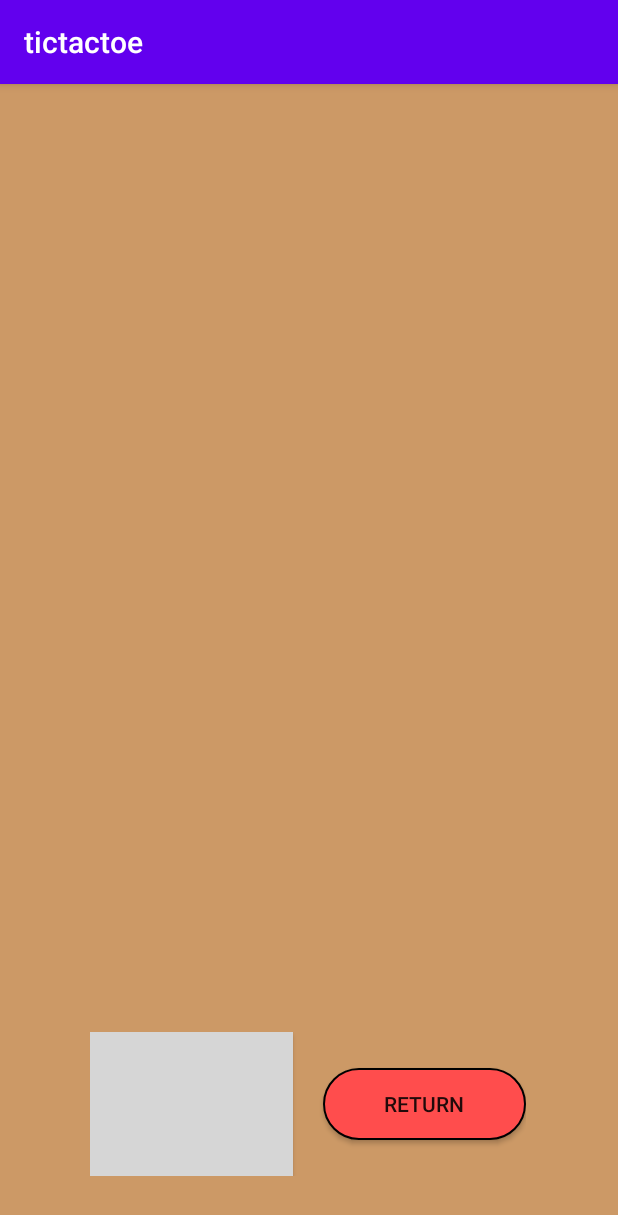
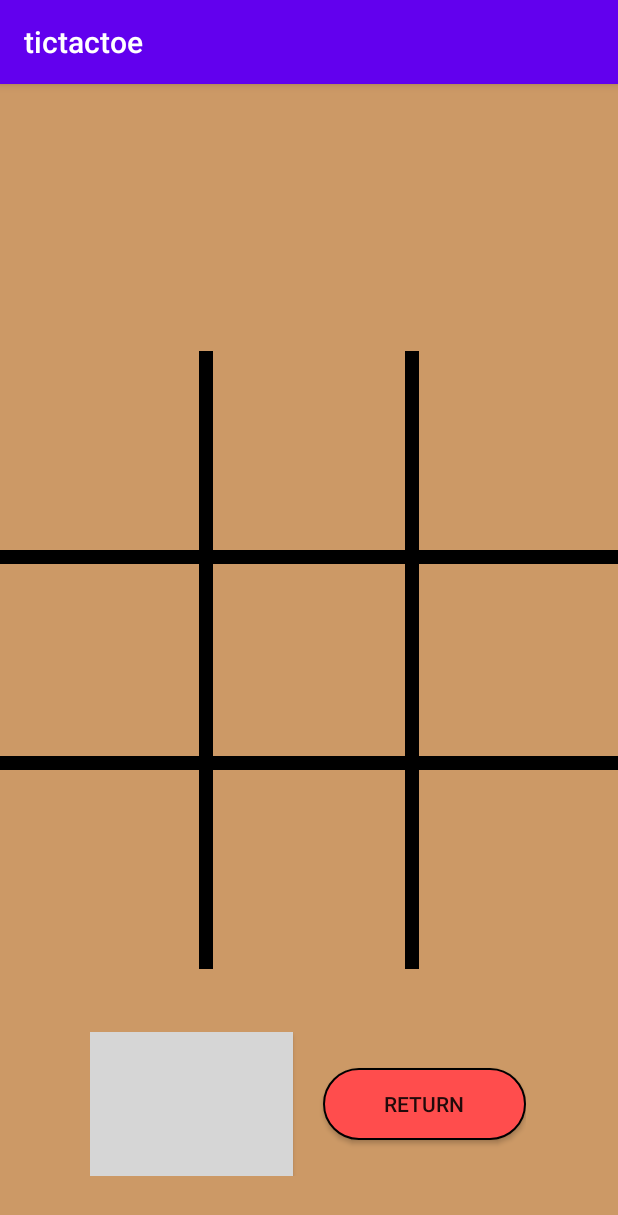
Before and after one commit to mwchben/tictactoe, an Android app: the GamePage screen opened directly, with no data from a screen before it, on a phone screen of 412 x 824 dp. Shown: the top 1215 px of the screen. Run offline under Robolectric (Android 15) with nearby library versions, the phone set to English and light mode, and no system bars; grey boxes are pictures that could not be loaded.

Commit message:
defined the rows and columns of the board

```diff
--- a/app/src/main/java/com/tictactoe/TicTacToeBoard.java
+++ b/app/src/main/java/com/tictactoe/TicTacToeBoard.java
@@ -61,6 +61,20 @@ public class TicTacToeBoard extends View {
     }
 
     private void drawGameBoard(Canvas canvas){
+        paintObject.setColor(board_color);
+        paintObject.setStrokeWidth(14);
 
+        //columns
+        for (int c=1;c<3;c++){
+            //(5 args) starting postn for x and y, end postn for x and y ,the paint obj
+            canvas.drawLine(cellSize*c, 0, cellSize*c, canvas.getWidth(), paintObject);
+        }
+        //rows
+        for (int r=1;r<3;r++){
+            canvas.drawLine(0, cellSize*r, canvas.getWidth(), cellSize*r, paintObject);
+        }
     }
 }
+
+
+//NB: the xmlns:custom="http://schemas.android.com/apk/res-auto" in gamePage allows us to use custom attributes for our tictactoe game
--- a/app/src/main/res/layout/activity_game_page.xml
+++ b/app/src/main/res/layout/activity_game_page.xml
@@ -2,10 +2,12 @@
 <androidx.constraintlayout.widget.ConstraintLayout xmlns:android="http://schemas.android.com/apk/res/android"
     xmlns:app="http://schemas.android.com/apk/res-auto"
     xmlns:tools="http://schemas.android.com/tools"
+    xmlns:custom="http://schemas.android.com/apk/res-auto"
     android:layout_width="match_parent"
     android:layout_height="match_parent"
     tools:context=".GamePage"
     android:background="#cc9966">
+
 
     <TextView
         android:id="@+id/textView5"
@@ -18,6 +20,7 @@
         app:layout_constraintTop_toTopOf="parent" />
 
     <androidx.constraintlayout.widget.ConstraintLayout
+        android:id="@+id/constraintLayout"
         android:layout_width="wrap_content"
         android:layout_height="wrap_content"
         android:layout_marginBottom="40dp"
@@ -30,8 +33,8 @@
             android:id="@+id/button3"
             android:layout_width="135dp"
             android:layout_height="wrap_content"
+            android:background="@drawable/blue_button"
             android:text="@string/play_again_button"
-            android:background="@drawable/blue_button"
             app:layout_constraintBottom_toBottomOf="parent"
             app:layout_constraintStart_toStartOf="parent"
             app:layout_constraintTop_toTopOf="parent" />
@@ -50,4 +53,15 @@
             app:layout_constraintTop_toTopOf="parent"
             tools:ignore="UsingOnClickInXml" />
     </androidx.constraintlayout.widget.ConstraintLayout>
+
+    <com.tictactoe.TicTacToeBoard
+        android:id="@+id/ticTacToeBoard2"
+        android:layout_width="wrap_content"
+        android:layout_height="wrap_content"
+        app:layout_constraintBottom_toBottomOf="parent"
+        app:layout_constraintEnd_toEndOf="parent"
+        app:layout_constraintStart_toStartOf="parent"
+        app:layout_constraintTop_toTopOf="parent"
+        custom:board_color="#000000"/>
+
 </androidx.constraintlayout.widget.ConstraintLayout>
```
